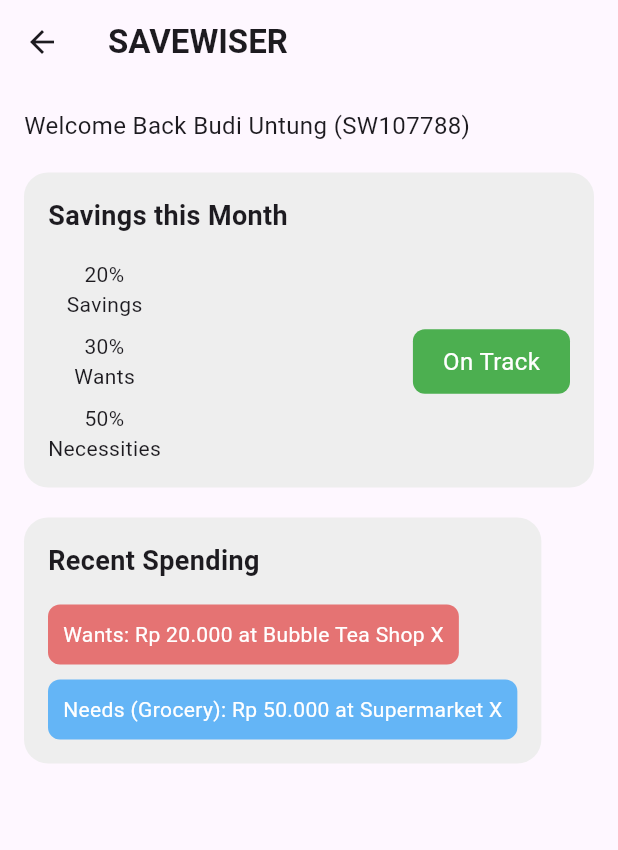
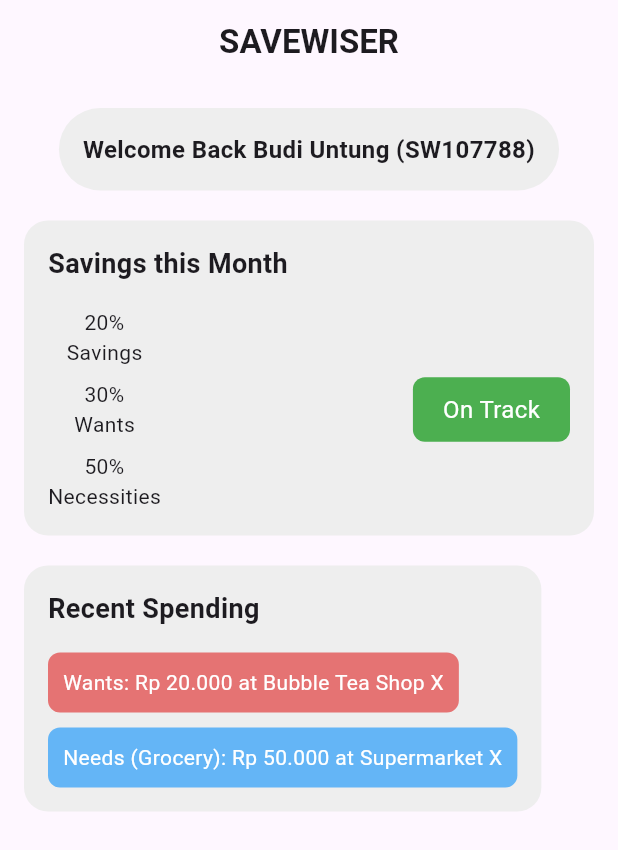
Before and after one commit to WilsonAnthonyT/SaveWiserApp, a Flutter app: the HomePage screen opened directly, on a phone screen of 412 x 824 dp. Shown: the top 850 px of the screen. Run offline on Flutter 3.47's test engine with Material 3 defaults, Android fonts, the phone set to English and light mode, and no system bars; our stand-ins replace fl_chart, shared_preferences; accounts and stored records are empty; network calls fail.

Commit message:
removed extra backs and improved home

```diff
--- a/savewiser/lib/main.dart
+++ b/savewiser/lib/main.dart
@@ -40,7 +40,7 @@ class _InitialScreenDeciderState extends State<InitialScreenDecider> {
     final prefs = await SharedPreferences.getInstance();
     final done = prefs.getBool('isSetupDone') ?? false;
     setState(() {
-      isSetupDone = done;
+      isSetupDone = true;
     });
   }
 
--- a/savewiser/lib/main_nav.dart
+++ b/savewiser/lib/main_nav.dart
@@ -52,6 +52,7 @@ class _MainNavigationState extends State<MainNavigation> {
     return Scaffold(
       appBar: AppBar(
         title: (Text(_getAppBarTitle(_selectedIndex))),
+        automaticallyImplyLeading: false,
         actions: [
           IconButton(
             icon: Icon(Icons.account_circle),
--- a/savewiser/lib/pages/home.dart
+++ b/savewiser/lib/pages/home.dart
@@ -1,4 +1,5 @@
 import 'package:flutter/material.dart';
+import 'package:shared_preferences/shared_preferences.dart';
 
 class HomePage extends StatelessWidget {
   const HomePage({super.key});
@@ -6,19 +7,29 @@ class HomePage extends StatelessWidget {
   Widget build(BuildContext context) {
     return Scaffold(
       appBar: AppBar(
+        automaticallyImplyLeading: false,
+        centerTitle: true, // Center the title
         title: Text('SAVEWISER', style: TextStyle(fontWeight: FontWeight.bold)),
-        // actions: [
-        //   IconButton(icon: Icon(Icons.account_circle), onPressed: () {}),
-        // ],
       ),
       body: Padding(
         padding: const EdgeInsets.all(16.0),
         child: Column(
           crossAxisAlignment: CrossAxisAlignment.start,
           children: [
-            Text(
-              'Welcome Back Budi Untung (SW107788)',
-              style: TextStyle(fontSize: 16),
+            Center(
+              child: Container(
+                padding: EdgeInsets.all(16),
+                //margin: EdgeInsets.only(bottom: 20),
+                decoration: BoxDecoration(
+                  color: Colors.grey[200],
+                  borderRadius: BorderRadius.circular(30),
+                ),
+                child: Text(
+                  'Welcome Back Budi Untung (SW107788)',
+                  style: TextStyle(fontSize: 16, fontWeight: FontWeight.bold),
+                  textAlign: TextAlign.center,
+                ),
+              ),
             ),
             SizedBox(height: 20),
             Container(
```
